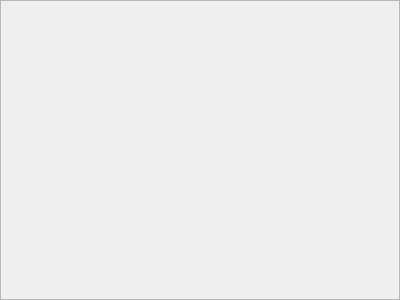
The window that 11341025_Proyecto_Programacion3/agregar.ui (xavier2696/Car-Fuel-Manager) describes before a commit, drawn with Qt 5.
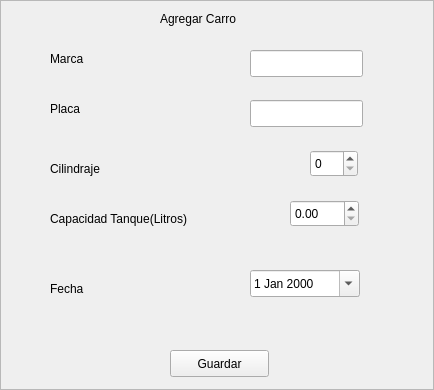
The same window after the commit.

Diff of the .ui file:
```diff
--- a/11341025_Proyecto_Programacion3/agregar.ui
+++ b/11341025_Proyecto_Programacion3/agregar.ui
@@ -9,8 +9,8 @@
    <rect>
     <x>0</x>
     <y>0</y>
-    <width>400</width>
-    <height>300</height>
+    <width>434</width>
+    <height>390</height>
    </rect>
   </property>
   <property name="frameShape">
@@ -19,5 +19,149 @@
   <property name="windowTitle">
    <string>Frame</string>
   </property>
+  <widget class="QLineEdit" name="tf_marca">
+   <property name="geometry">
+    <rect>
+     <x>250</x>
+     <y>50</y>
+     <width>113</width>
+     <height>27</height>
+    </rect>
+   </property>
+  </widget>
+  <widget class="QPushButton" name="pushButton">
+   <property name="geometry">
+    <rect>
+     <x>170</x>
+     <y>350</y>
+     <width>99</width>
+     <height>27</height>
+    </rect>
+   </property>
+   <property name="text">
+    <string>Guardar</string>
+   </property>
+  </widget>
+  <widget class="QLineEdit" name="tf_placa">
+   <property name="geometry">
+    <rect>
+     <x>250</x>
+     <y>100</y>
+     <width>113</width>
+     <height>27</height>
+    </rect>
+   </property>
+  </widget>
+  <widget class="QSpinBox" name="sp_cilindraje">
+   <property name="geometry">
+    <rect>
+     <x>310</x>
+     <y>150</y>
+     <width>48</width>
+     <height>27</height>
+    </rect>
+   </property>
+  </widget>
+  <widget class="QDoubleSpinBox" name="sp_capacidad">
+   <property name="geometry">
+    <rect>
+     <x>290</x>
+     <y>200</y>
+     <width>69</width>
+     <height>27</height>
+    </rect>
+   </property>
+  </widget>
+  <widget class="QLabel" name="label">
+   <property name="geometry">
+    <rect>
+     <x>160</x>
+     <y>10</y>
+     <width>101</width>
+     <height>17</height>
+    </rect>
+   </property>
+   <property name="text">
+    <string>Agregar Carro</string>
+   </property>
+  </widget>
+  <widget class="QLabel" name="label_2">
+   <property name="geometry">
+    <rect>
+     <x>50</x>
+     <y>50</y>
+     <width>67</width>
+     <height>17</height>
+    </rect>
+   </property>
+   <property name="text">
+    <string>Marca</string>
+   </property>
+  </widget>
+  <widget class="QLabel" name="label_3">
+   <property name="geometry">
+    <rect>
+     <x>50</x>
+     <y>100</y>
+     <width>67</width>
+     <height>17</height>
+    </rect>
+   </property>
+   <property name="text">
+    <string>Placa</string>
+   </property>
+  </widget>
+  <widget class="QLabel" name="label_4">
+   <property name="geometry">
+    <rect>
+     <x>50</x>
+     <y>160</y>
+     <width>67</width>
+     <height>17</height>
+    </rect>
+   </property>
+   <property name="text">
+    <string>Cilindraje</string>
+   </property>
+  </widget>
+  <widget class="QLabel" name="label_5">
+   <property name="geometry">
+    <rect>
+     <x>50</x>
+     <y>210</y>
+     <width>171</width>
+     <height>17</height>
+    </rect>
+   </property>
+   <property name="text">
+    <string>Capacidad Tanque(Litros)</string>
+   </property>
+  </widget>
+  <widget class="QLabel" name="label_6">
+   <property name="geometry">
+    <rect>
+     <x>50</x>
+     <y>280</y>
+     <width>67</width>
+     <height>17</height>
+    </rect>
+   </property>
+   <property name="text">
+    <string>Fecha</string>
+   </property>
+  </widget>
+  <widget class="QDateEdit" name="c_fechacarro">
+   <property name="geometry">
+    <rect>
+     <x>250</x>
+     <y>270</y>
+     <width>110</width>
+     <height>27</height>
+    </rect>
+   </property>
+   <property name="calendarPopup">
+    <bool>true</bool>
+   </property>
+  </widget>
  </widget>
 </ui>
```
Left out of the diff: 17 changed lines with no effect on the pictures.
